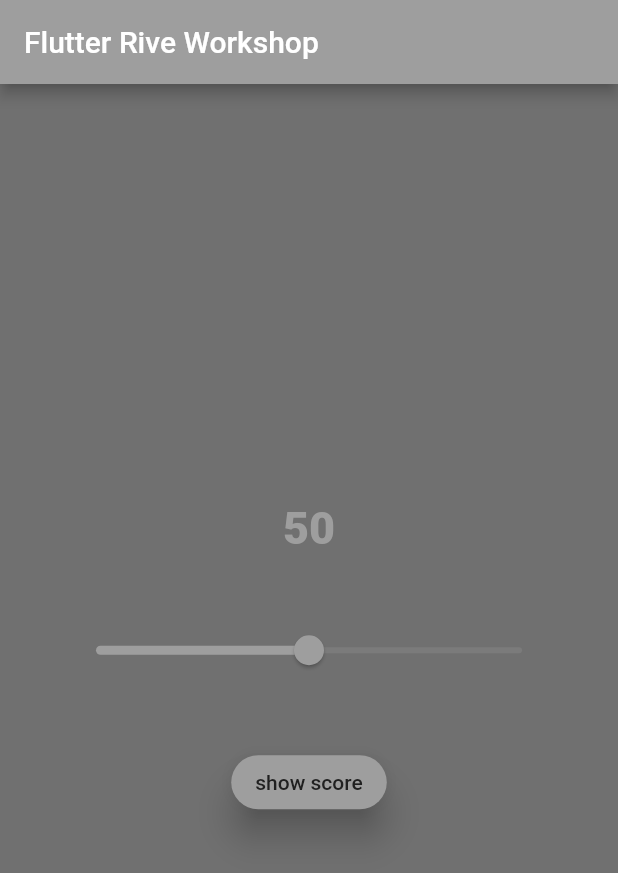
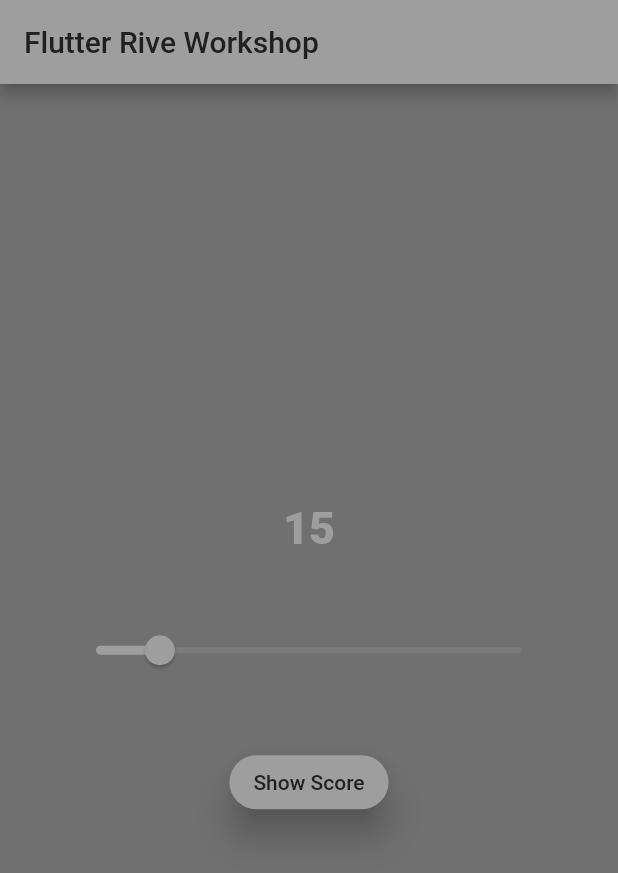
Before and after one commit to MarieBrinkmeier/rive_workshop, a Flutter app: the screen it shows after launch, on a phone screen of 412 x 824 dp. Shown: the top 873 px of the screen. Run offline on Flutter 3.47's test engine with Material 2 defaults, Android fonts, the phone set to English and light mode, and no system bars; our stand-ins replace countup, rive.

Commit message:
added your_score.dart

```diff
--- a/lib/app/rive_workshop.dart
+++ b/lib/app/rive_workshop.dart
@@ -12,6 +12,7 @@ class RiveWorkshop extends StatelessWidget {
       theme: ThemeData(
         colorScheme: Theme.of(context).colorScheme.copyWith(
               primary: Colors.grey,
+              onPrimary:  const Color(0xFF202020),
               background: const Color(0xFF707070),
             ),
       ),
--- a/lib/widgets/home.dart
+++ b/lib/widgets/home.dart
@@ -11,7 +11,7 @@ class Home extends StatefulWidget {
 }
 
 class _HomeState extends State<Home> {
-  var value = 50.0;
+  var value = 15.0;
 
   @override
   Widget build(BuildContext context) {
@@ -65,7 +65,7 @@ class _HomeState extends State<Home> {
                   );
                 },
                 child: const Text(
-                  'show score',
+                  'Show Score',
                   style: TextStyle(
                     color: Color(0xFF202020),
                   ),
```
Also changed, not shown: lib/widgets/score.dart (+7 -7 lines), lib/widgets/your_score.dart (added, +84 -0 lines), 1 other file.
